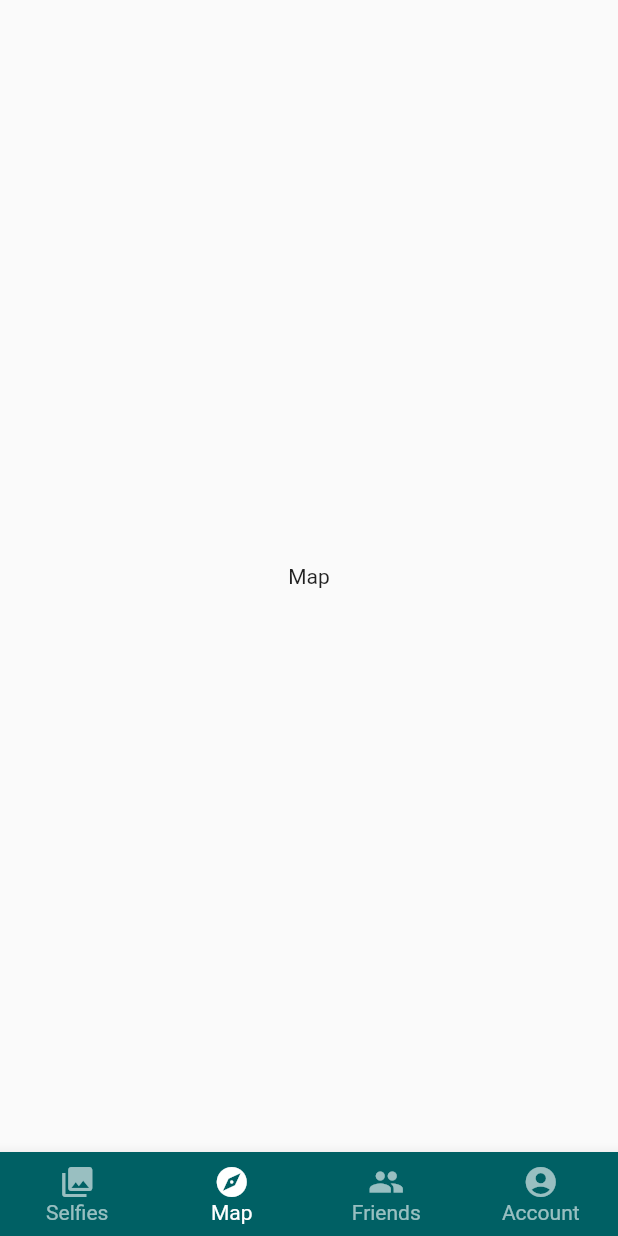
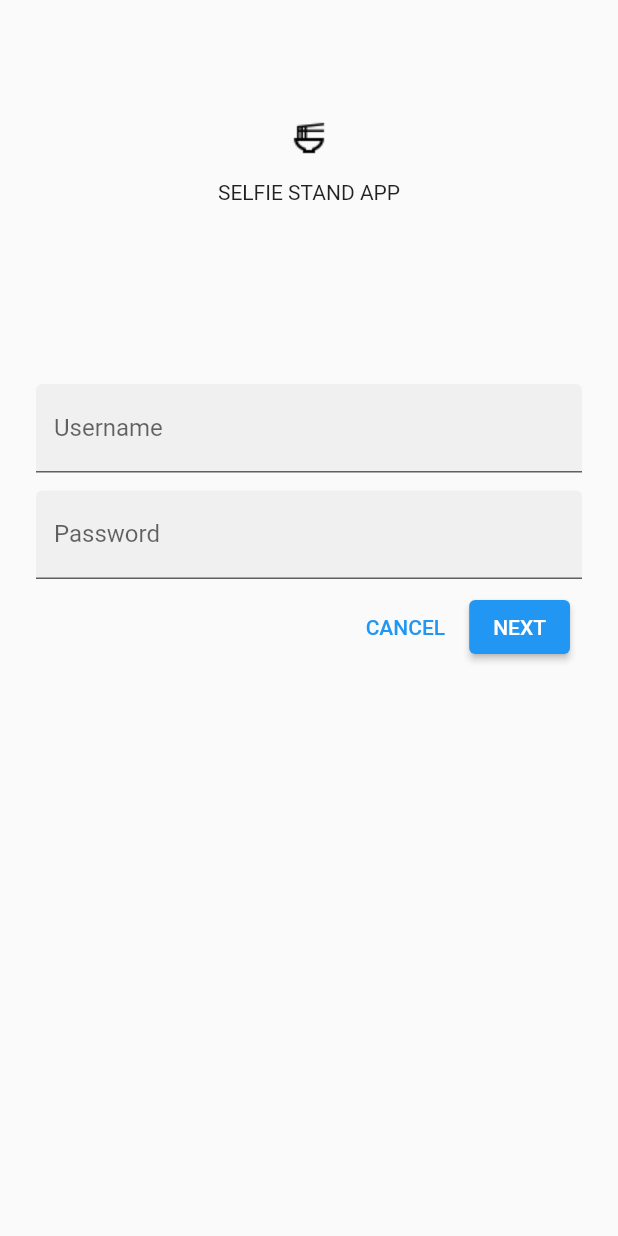
Before and after one commit to matt0681/Selfie-Stand-App, a Flutter app: the screen it shows after launch, on a phone screen of 412 x 824 dp. Run offline on Flutter 3.47's test engine with Material 2 defaults, Android fonts, the phone set to English and light mode, and no system bars.

Commit message:
Divided app screens up to have more organization. Added a login screen.

```diff
--- /dev/null
+++ b/lib/app.dart
@@ -0,0 +1,34 @@
+import 'package:flutter/material.dart';
+import 'home.dart';
+import 'login.dart';
+
+
+/// This is the main application widget.
+/// It sends us straight to the login screen and then the home screen.
+class MainApp extends StatelessWidget {
+  const MainApp({Key? key}) : super(key: key);
+
+  static const String title = "Selfie Stand App";
+
+  @override
+  Widget build(BuildContext context) {
+    return MaterialApp(
+      title: title,
+      home: const HomeScreen(),
+      initialRoute: '/login',
+      onGenerateRoute: _getRoute,
+    );
+  }
+
+  Route<dynamic>? _getRoute(RouteSettings settings) {
+    if (settings.name != '/login') {
+      return null;
+    }
+
+    return MaterialPageRoute<void>(
+      settings: settings,
+      builder: (BuildContext context) => const LoginScreen(),
+      fullscreenDialog: true,
+    );
+  }
+}
--- /dev/null
+++ b/lib/login.dart
@@ -0,0 +1,82 @@
+import 'package:flutter/cupertino.dart';
+import 'package:flutter/material.dart';
+
+
+/// This is the login screen widget.
+class LoginScreen extends StatefulWidget {
+  const LoginScreen({Key? key}) : super(key: key);
+
+  @override
+  State<StatefulWidget> createState() {
+    return _LoginScreenState();
+  }
+
+  // @override
+  // _LoginScreenState createState() => _LoginScreenState();
+}
+
+/// This class builds the layout of the login screen.
+class _LoginScreenState extends State<LoginScreen> {
+  final _usernameController = TextEditingController();
+  final _passwordController = TextEditingController();
+
+  @override
+  Widget build(BuildContext context) {
+    return Scaffold(
+      body: SafeArea(
+        child: ListView(
+          padding: const EdgeInsets.symmetric(horizontal: 24.0),
+          children: <Widget>[
+
+            const SizedBox(height: 80.0),
+            Column(
+              children: <Widget>[
+                Image.asset('assets/images/ramen_bowl.png'),
+                const SizedBox(height: 16.0),
+                const Text('SELFIE STAND APP'),
+              ],
+            ),
+
+            const SizedBox(height: 120.0),
+            TextField(
+              controller: _usernameController,
+              decoration: const InputDecoration(
+                filled: true,
+                labelText: 'Username',
+              ),
+            ),
+
+            const SizedBox(height: 12.0),
+            TextField(
+              controller: _passwordController,
+              decoration: const InputDecoration(
+                filled: true,
+                labelText: 'Password',
+              ),
+              obscureText: true,
+            ),
+
+            ButtonBar(
+              children: <Widget>[
+                TextButton(
+                  child: const Text('CANCEL'),
+                  onPressed: () {
+                    _usernameController.clear();
+                    _passwordController.clear();
+                  },
+                ),
+
+                ElevatedButton(
+                  child: const Text('NEXT'),
+                  onPressed: () {
+                    Navigator.pop(context);
+                  },
+                ),
+              ],
+            ),
+          ],
+        ),
+      ),
+    );
+  }
+}
--- a/lib/main.dart
+++ b/lib/main.dart
@@ -1,197 +1,6 @@
-import 'dart:ffi';
 import 'package:flutter/material.dart';
-import 'package:flutter_map/flutter_map.dart';  // Imports Dart.
+import 'app.dart';
 
 
-/// This function runs the entire app.
-void main() {
-  runApp(const MaterialApp(
-    // Uses our home screen defined below
-    home: Home(),
-  ));
-}
-
-/// This is the main application widget.
-/// It sends us straight to the Home screen.
-class MyApp extends StatelessWidget {
-  const MyApp({Key? key}) : super(key: key);
-
-  static const String title = "Selfie Stand App";
-
-  @override
-  Widget build(BuildContext context) {
-    return const MaterialApp(
-      title: title,
-      home: Home(),
-    );
-  }
-}
-
-/// Represents all content shown on the Home screen.
-class Home extends StatefulWidget {
-  const Home({Key? key}) : super(key: key);
-
-  @override
-  State<Home> createState() => HomeState();
-}
-
-/// Represents the state of the Home screen.
-class HomeState extends State<Home> {
-  // The current / starting page.
-  int selectedIndex = 1;
-
-  // List of navigation bar widgets
-  static const List<Widget> widgetOptions = <Widget>[
-    SelfiesWidget(),
-    MapWidget(),
-    FriendsWidget(),
-    AccountWidget(),
-  ];
-
-  void onItemTapped(int index) {
-    setState(() {
-      selectedIndex = index;
-    });
-  }
-
-  @override
-  Widget build(BuildContext context) {
-    // The Scaffold is a structural/organizational widget which holds other components.
-    return Scaffold(
-
-      // This code displays something on the screen, based on what item is pressed at the navigation bar.
-      body: Center(
-        child: widgetOptions.elementAt(selectedIndex),
-      ),
-
-      // The bar along the bottom of the app with buttons on it.
-      bottomNavigationBar: BottomNavigationBar(
-        // Various settings which apply to look/feel.
-        type: BottomNavigationBarType.fixed,
-        backgroundColor: Colors.cyan[900],
-        selectedItemColor: Colors.white,
-        unselectedItemColor: Colors.white.withOpacity(.60),
-        selectedFontSize: 14,
-        unselectedFontSize: 14,
-        // What to do when an item is pressed in the bar.
-        onTap: onItemTapped,
-        currentIndex: selectedIndex,
-        // The items contained in the bar.
-        items: const [
-          BottomNavigationBarItem(
-            label: "Selfies",
-            icon: Icon(Icons.photo_library),
-          ),
-          BottomNavigationBarItem(
-            label: "Map",
-            icon: Icon(Icons.explore),
-          ),
-          BottomNavigationBarItem(
-            label: "Friends",
-            icon: Icon(Icons.people),
-          ),
-          BottomNavigationBarItem(
-            label: "Account",
-            icon: Icon(Icons.account_circle),
-          ),
-        ],  // items
-      )
-    );
-  }
-}
-
-
-
-/// Represents all content shown on the Account screen.
-class SelfiesWidget extends StatelessWidget {
-  const SelfiesWidget({Key? key}) : super(key: key);
-
-  @override
-  Widget build(BuildContext context) {
-    return Scaffold(
-      // Background color for the app.
-      backgroundColor: Colors.cyan[100],
-
-      // The grid structure holding the cards.
-      body: GridView.count(
-        crossAxisCount: 2, // How many items across
-        padding: const EdgeInsets.all(16.0), // space around the 4 sides of the cards
-        childAspectRatio: 8.0 / 9.0, // size of cards based on aspect ratio
-        // List of selfie cards.
-        children: <Widget>[
-          Card(
-            clipBehavior: Clip.antiAlias,
-            child: Column(
-              crossAxisAlignment: CrossAxisAlignment.start,
-              children: <Widget>[
-                const AspectRatio(
-                  aspectRatio: 18.0 / 11.0,
-                  child: Image(image: AssetImage('assets/images/ramen_bowl.png')),
-                ),
-                Padding(
-                  padding: const EdgeInsets.fromLTRB(16.0, 12.0, 16.0, 8.0),
-                  child: Column(
-                    crossAxisAlignment: CrossAxisAlignment.start,
-                    children: const <Widget>[
-                      Text("Place Name"),
-                      SizedBox(height: 8.0),
-                      Text("See Location"),
-                    ],
-                  ),
-                ),
-              ],
-            ),
-          )
-        ],
-      ),
-    );
-  }
-}
-
-
-
-/// Represents all content shown on the Account screen.
-class MapWidget extends StatelessWidget {
-  const MapWidget({Key? key}) : super(key: key);
-
-  @override
-  Widget build(BuildContext context) {
-    return const Scaffold(
-      body: Center(
-        child: Text("Map"),
-      ),
-    );
-  }
-}
-
-
-
-/// Represents all content shown on the Account screen.
-class FriendsWidget extends StatelessWidget {
-  const FriendsWidget({Key? key}) : super(key: key);
-
-  @override
-  Widget build(BuildContext context) {
-    return const Scaffold(
-      body: Center(
-        child: Text("Friends"),
-      ),
-    );
-  }
-}
-
-
-
-/// Represents all content shown on the Account screen.
-class AccountWidget extends StatelessWidget {
-  const AccountWidget({Key? key}) : super(key: key);
-
-  @override
-  Widget build(BuildContext context) {
-    return const Scaffold(
-      body: Center(
-        child: Text("Settings"),
-      ),
-    );
-  }
-}
+/// This function runs the entire app. (there is an app.dart file)
+void main() => runApp(const MainApp());
```
Also changed, not shown: lib/home.dart (added, +179 -0 lines), 1 other file.
